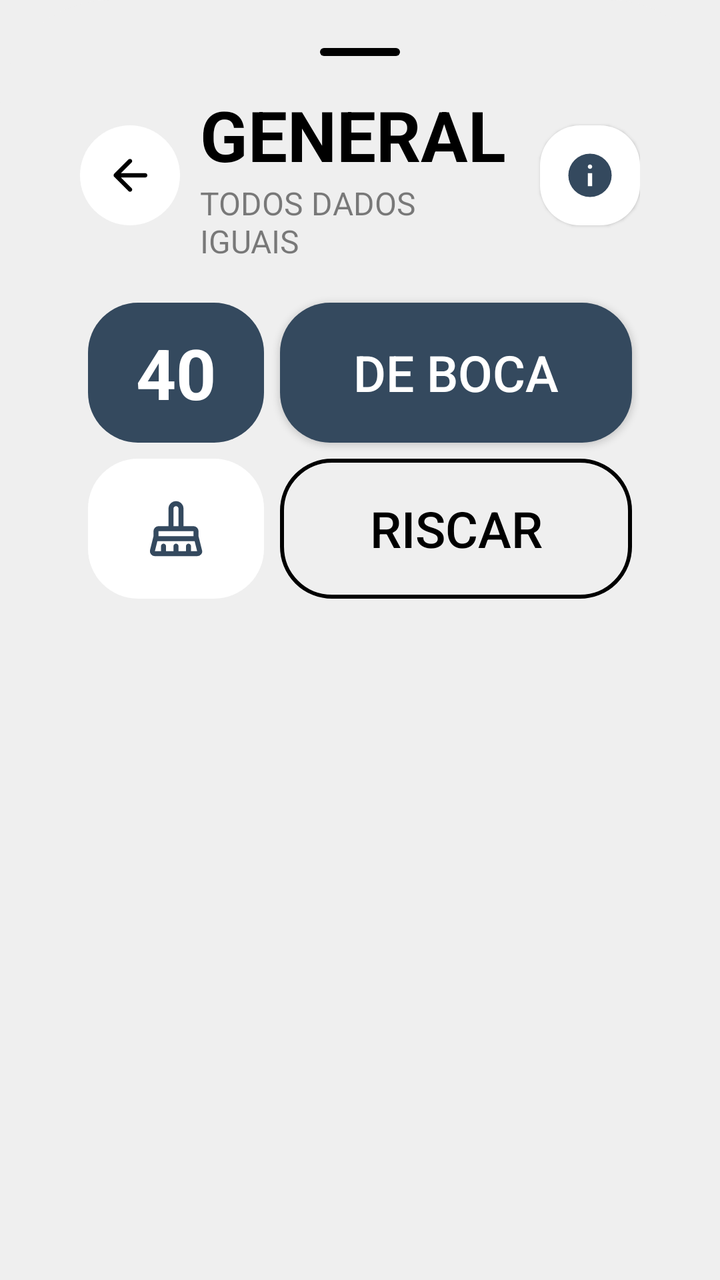
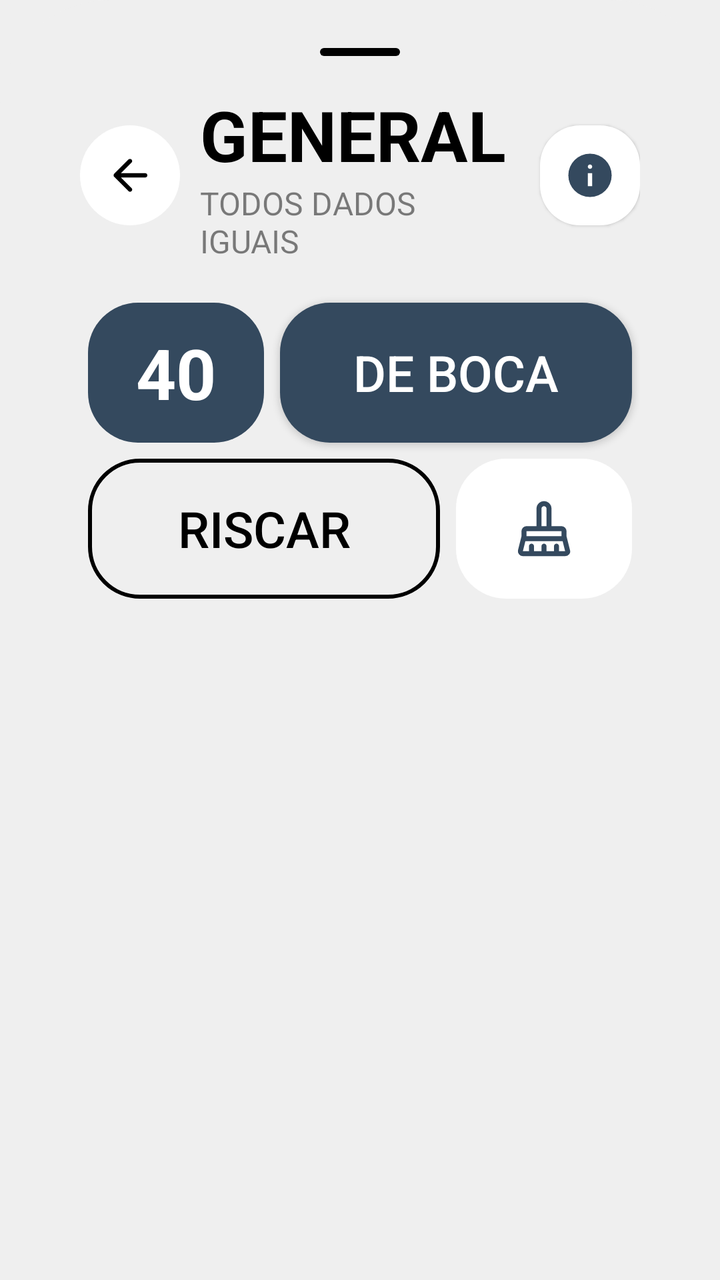

Screens rendered from an Android XML layout before and after an edit, with the pre-edit source and the edit as a unified diff.
<!-- AndroidManifest.xml: application theme Base.Theme.KingOfBozo.Standard -->
<!-- res/layout/box_general.xml -->
<?xml version="1.0" encoding="utf-8"?>
<LinearLayout xmlns:android="http://schemas.android.com/apk/res/android"
    xmlns:app="http://schemas.android.com/apk/res-auto"
    xmlns:tools="http://schemas.android.com/tools"
    android:id="@+id/numbers_points"
    android:layout_width="match_parent"
    android:layout_height="wrap_content"
    android:backgroundTint="?attr/customBackground"
    android:background="@drawable/bottom_sheet_background"
    android:orientation="vertical"
    android:padding="24dp">

    <ImageView
        android:layout_width="40dp"
        android:layout_height="4dp"
        android:layout_gravity="center_horizontal"
        android:layout_marginBottom="16dp"
        app:tint="?attr/textFillColor"
        android:src="@drawable/background_card_dark" />


    <LinearLayout
        android:id="@+id/action_bar"
        android:layout_width="match_parent"
        android:layout_height="wrap_content"
        android:paddingHorizontal="16dp"
        android:gravity="center"
        tools:ignore="MissingConstraints">

        <ImageView
            android:id="@+id/button_cancel"
            android:layout_width="50dp"
            android:layout_height="50dp"
            android:backgroundTint="?attr/cardBackgroundColor"
            android:background="@drawable/background_circle_yellow"
            android:padding="12dp"
            android:layout_marginRight="10dp"
            app:tint="?attr/textFillColor"
            android:src="@drawable/ic_arrow_back"
            tools:ignore="ContentDescription" />

        <LinearLayout
            android:layout_width="wrap_content"
            android:layout_height="wrap_content"
            android:orientation="vertical"
            android:layout_weight="1"
            app:layout_constraintStart_toEndOf="@+id/button_back">



            <TextView
                android:id="@+id/scoring_title"
                android:layout_width="wrap_content"
                android:layout_height="wrap_content"
                android:text="GENERAL"
                android:textColor="?attr/textFillColor"
                android:textSize="35sp"
                android:textStyle="bold" />
            <TextView
                android:layout_width="wrap_content"
                android:layout_height="wrap_content"
                android:text="TODOS DADOS IGUAIS"
                android:alpha="0.5"
                android:textColor="?attr/textFillColor"
                android:textSize="16sp" />

        </LinearLayout>

        <ImageView
            android:id="@+id/button_info"
            android:layout_width="50dp"
            android:layout_height="50dp"
            android:backgroundTint="?attr/cardBackgroundColor"
            android:background="@drawable/background_card_de_boca"
            android:padding="12dp"
            android:layout_marginStart="15dp"
            app:tint="?attr/colorPrimary"
            android:src="@drawable/ic_info"
            android:elevation="1dp"
            tools:ignore="ContentDescription" />

    </LinearLayout>

    <LinearLayout
        android:id="@+id/info_dados"
        android:layout_width="match_parent"
        android:layout_height="wrap_content"
        android:paddingHorizontal="16dp"
        android:paddingTop="16dp"
        android:visibility="gone"
        android:gravity="center_horizontal">

        <ImageView
            android:layout_height="50dp"
            android:layout_width="50dp"
            android:backgroundTint="?attr/cardBackgroundColor"
            android:background="@drawable/background_card_de_boca"
            android:src="@drawable/ic_dice_3"
            app:tint="?attr/colorPrimary"
            android:elevation="2dp"
            android:layout_margin="4dp"/>

        <ImageView
            android:layout_height="50dp"
            android:layout_width="50dp"
            android:backgroundTint="?attr/cardBackgroundColor"
            android:background="@drawable/background_card_de_boca"
            android:src="@drawable/ic_dice_3"
            app:tint="?attr/colorPrimary"
            android:elevation="2dp"
            android:layout_margin="4dp"/>

        <ImageView
            android:layout_height="50dp"
            android:layout_width="50dp"
            android:backgroundTint="?attr/cardBackgroundColor"
            android:background="@drawable/background_card_de_boca"
            android:src="@drawable/ic_dice_3"
            app:tint="?attr/colorPrimary"
            android:elevation="2dp"
            android:layout_margin="4dp"/>

        <ImageView
            android:layout_height="50dp"
            android:layout_width="50dp"
            android:backgroundTint="?attr/cardBackgroundColor"
            android:background="@drawable/background_card_de_boca"
            android:src="@drawable/ic_dice_3"
            app:tint="?attr/colorPrimary"
            android:elevation="2dp"
            android:layout_margin="4dp"/>


        <ImageView
            android:layout_height="50dp"
            android:layout_width="50dp"
            android:backgroundTint="?attr/cardBackgroundColor"
            android:background="@drawable/background_card_de_boca"
            android:src="@drawable/ic_dice_3"
            app:tint="?attr/colorPrimary"
            android:elevation="2dp"
            android:layout_margin="4dp"/>

    </LinearLayout>

    <LinearLayout
        android:layout_width="match_parent"
        android:layout_height="wrap_content"
        android:orientation="vertical"
        android:padding="16dp">

        <GridLayout
            xmlns:android="http://schemas.android.com/apk/res/android"
            xmlns:app="http://schemas.android.com/apk/res-auto"
            android:layout_width="match_parent"
            android:layout_height="wrap_content"
            android:columnCount="3"
            android:rowCount="2">

            <TextView
                android:id="@+id/valor_01"
                android:layout_height="70dp"
                android:layout_width="0dp"
                android:backgroundTint="?attr/colorPrimary"
                android:background="@drawable/background_card_black"
                android:textColor="?attr/customTextBackground"
                android:text="40"
                android:textSize="35dp"
                android:textStyle="bold"
                android:gravity="center"
                android:layout_row="0"
                android:layout_column="0"
                android:layout_columnWeight="1"
                android:layout_gravity="fill"
                android:layout_margin="4dp"/>

            <Button
                android:id="@+id/valor_ganhou_boca"
                android:layout_height="70dp"
                android:layout_width="0dp"
                app:backgroundTint="?attr/colorPrimary"
                android:background="@drawable/background_card_black"
                app:cornerRadius="20dp"
                android:text="DE BOCA"
                android:textSize="25dp"
                android:textColor="?attr/customTextBackground"
                app:icon="@drawable/ic_de_boca"
                app:iconSize="25dp"
                app:iconTint="?attr/customTextBackground"
                android:gravity="center"
                android:layout_row="0"
                android:layout_column="1"
                android:layout_columnSpan="2"
                android:layout_columnWeight="1"
                android:layout_gravity="fill"
                android:layout_margin="4dp" />



            <ImageView
                android:id="@+id/btn_nulo"
                android:layout_height="70dp"
                android:layout_width="0dp"
                android:backgroundTint="?attr/cardBackgroundColor"
                android:background="@drawable/background_card_black"
                android:src="@drawable/ic_clear"
                app:tint="?attr/colorPrimary"
                android:layout_row="1"
                android:layout_column="0"
                android:layout_columnWeight="1"
                android:layout_gravity="fill"
                android:padding="20dp"
                android:layout_margin="4dp"/>

            <Button
                android:id="@+id/btn_riscar"
                android:layout_height="70dp"
                android:layout_width="0dp"
                app:backgroundTint="?attr/textFillColor"
                android:background="@drawable/background_score_option_riscar"
                app:cornerRadius="20dp"
                android:text="RISCAR"
                android:textSize="25dp"
                android:textColor="?attr/textFillColor"
                app:icon="@drawable/ic_riscar"
                app:iconSize="25dp"
                app:iconTint="?attr/textFillColor"
                android:gravity="center"
                android:layout_row="1"
                android:layout_column="1"
                android:layout_columnSpan="2"
                android:layout_columnWeight="2"
                android:layout_gravity="fill"
                android:layout_margin="4dp" />


        </GridLayout>

    </LinearLayout>


</LinearLayout>
<!-- resources referenced by this layout -->
<resources>
  <!-- drawable background_card_black (drawable) -->
  <shape xmlns:android="http://schemas.android.com/apk/res/android"
      android:shape="rectangle">
      <solid android:color="@color/fundo_light" />
      <corners android:radius="25dp" />
  </shape>
  <!-- drawable background_card_dark (drawable) -->
  <shape xmlns:android="http://schemas.android.com/apk/res/android"
      android:shape="rectangle">
      <solid android:color="@color/fundo_light" />
      <corners android:radius="100dp" />
  </shape>
  <!-- drawable background_card_de_boca (drawable) -->
  <shape xmlns:android="http://schemas.android.com/apk/res/android"
      android:shape="rectangle">
      <solid android:color="@color/fundo_light" />
      <corners android:radius="20dp" />
  </shape>
  <!-- drawable background_circle_yellow (drawable) -->
  <?xml version="1.0" encoding="utf-8"?>
  <shape xmlns:android="http://schemas.android.com/apk/res/android"
      android:shape="oval">
      <solid android:color="@color/fundo_light" />
  </shape>
  <!-- drawable background_score_option_riscar (drawable) -->
  <shape xmlns:android="http://schemas.android.com/apk/res/android"
      android:shape="rectangle">
      <corners android:radius="25dp" />
      <stroke android:width="2dp" android:color="@color/fundo_light" />
      <solid android:color="@android:color/transparent" />
  </shape>
  <!-- drawable bottom_sheet_background (drawable) -->
  <?xml version="1.0" encoding="utf-8"?>
  <shape xmlns:android="http://schemas.android.com/apk/res/android"
      android:shape="rectangle">
      <solid android:color="@color/fundo_light"/>
      <corners android:topLeftRadius="55dp" android:topRightRadius="55dp"/>
  </shape>
  <!-- drawable ic_de_boca (drawable) -->
  <vector xmlns:android="http://schemas.android.com/apk/res/android"
      android:width="24dp"
      android:height="24dp"
      android:viewportWidth="960"
      android:viewportHeight="960"
      android:tint="?attr/colorControlNormal">
    <path
        android:fillColor="@android:color/white"
        android:pathData="M320,880L360,600L160,600L520,80L600,80L560,400L800,400L400,880L320,880Z"/>
  </vector>
  <!-- drawable ic_dice_3 (drawable) -->
  <vector xmlns:android="http://schemas.android.com/apk/res/android"
      android:width="24dp"
      android:height="24dp"
      android:viewportWidth="24"
      android:viewportHeight="24">
      <path
          android:fillColor="@color/fundo_light"
          android:pathData="M7.5,7.5m-1.5,0a1.5,1.5 0,1 1,3 0a1.5,1.5 0,1 1,-3 0"/>
      <path
          android:fillColor="@color/fundo_light"
          android:pathData="M12,12m-1.5,0a1.5,1.5 0,1 1,3 0a1.5,1.5 0,1 1,-3 0"/>
      <path
          android:fillColor="@color/fundo_light"
          android:pathData="M16.5,16.5m-1.5,0a1.5,1.5 0,1 1,3 0a1.5,1.5 0,1 1,-3 0"/>
  </vector>
  <!-- drawable ic_riscar (drawable) -->
  <vector xmlns:android="http://schemas.android.com/apk/res/android"
      android:width="24dp"
      android:height="24dp"
      android:viewportWidth="960"
      android:viewportHeight="960"
      android:tint="?attr/colorControlNormal">
    <path
        android:fillColor="@android:color/white"
        android:pathData="M753,640L673,560L800,560L800,640L753,640ZM640,527L433,320L560,320L560,160L640,160L640,320L800,320L800,400L640,400L640,527ZM400,287L320,207L320,160L400,160L400,287ZM791,904L640,753L640,800L560,800L560,673L527,640L400,640L400,800L320,800L320,640L160,640L160,560L320,560L320,433L287,400L160,400L160,320L207,320L56,169L112,112L848,848L791,904Z"/>
  </vector>
  <color name="fundo_light">#EFEFEF</color>
  <color name="padrao">#34495e</color>
  <color name="text_dark">#000000</color>
  <color name="text_light">#FFFFFF</color>
  <color name="icon_dark">#000000</color>
  <color name="icon_light">#FFFFFF</color>
  <color name="card_light">#FFFFFF</color>
  <color name="card_dark">#313131</color>
  <!-- unchanged entries left out for length: 5 -->
</resources>

<!-- the commit's change to res/layout/box_general.xml (unified diff, before → after) -->
@@ -206,7 +206,7 @@
                 android:src="@drawable/ic_clear"
                 app:tint="?attr/colorPrimary"
                 android:layout_row="1"
-                android:layout_column="0"
+                android:layout_column="2"
                 android:layout_columnWeight="1"
                 android:layout_gravity="fill"
                 android:padding="20dp"
@@ -227,7 +227,7 @@
                 app:iconTint="?attr/textFillColor"
                 android:gravity="center"
                 android:layout_row="1"
-                android:layout_column="1"
+                android:layout_column="0"
                 android:layout_columnSpan="2"
                 android:layout_columnWeight="2"
                 android:layout_gravity="fill"
